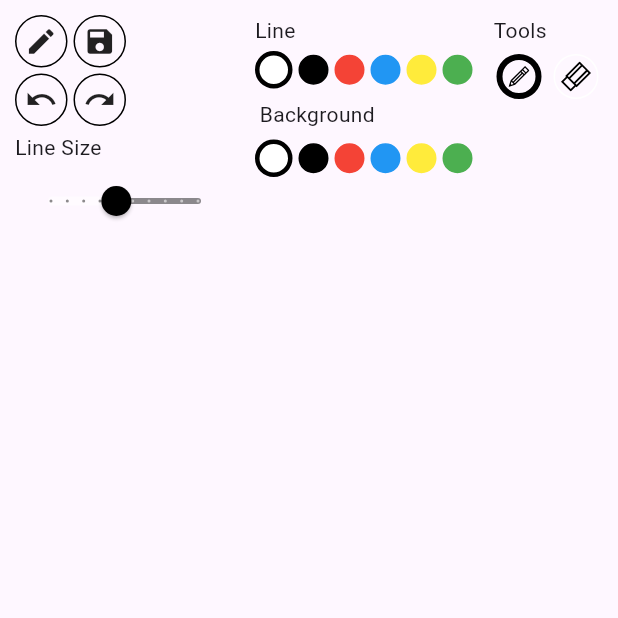
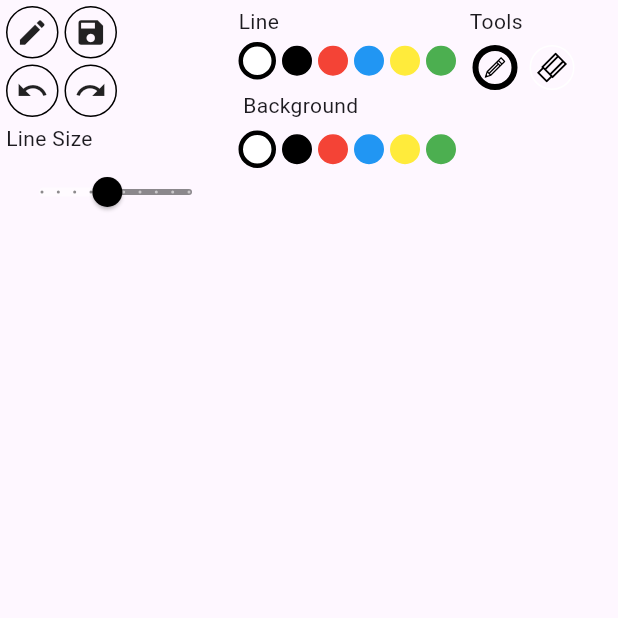
Before and after one commit to hydev777/kids_drawing_app, a Flutter app: the screen it shows after launch, on a phone screen of 412 x 824 dp, the top half of it. Run offline on Flutter 3.47's test engine with Material 3 defaults, Android fonts, the phone set to English and light mode, and no system bars; our stand-ins replace flutter_svg, image_gallery_saver.

Commit message:
fix(drawing_panel): adjust padding of widget container

```diff
--- a/lib/screens/drawer_panel/view/drawing_panel.dart
+++ b/lib/screens/drawer_panel/view/drawing_panel.dart
@@ -119,7 +119,7 @@ class _PanelState extends State<Panel> {
     return SafeArea(
       child: Scaffold(
         body: Padding(
-          padding: const EdgeInsets.all(8.0),
+          padding: const EdgeInsets.all(2.0),
           child: Column(
             children: [
               viewportWidth < 426
@@ -251,7 +251,7 @@ class _PanelState extends State<Panel> {
                               )
                             ],
                           ),
-                          const SizedBox(width: 10),
+                          const SizedBox(width: 5),
                           Column(
                             children: [
                               Column(
@@ -350,7 +350,7 @@ class _PanelState extends State<Panel> {
                               ),
                             ],
                           ),
-                          const SizedBox(width: 10),
+                          const SizedBox(width: 5),
                           Column(
                             crossAxisAlignment: CrossAxisAlignment.start,
                             children: [
```
Also changed, not shown: 3 other files.
